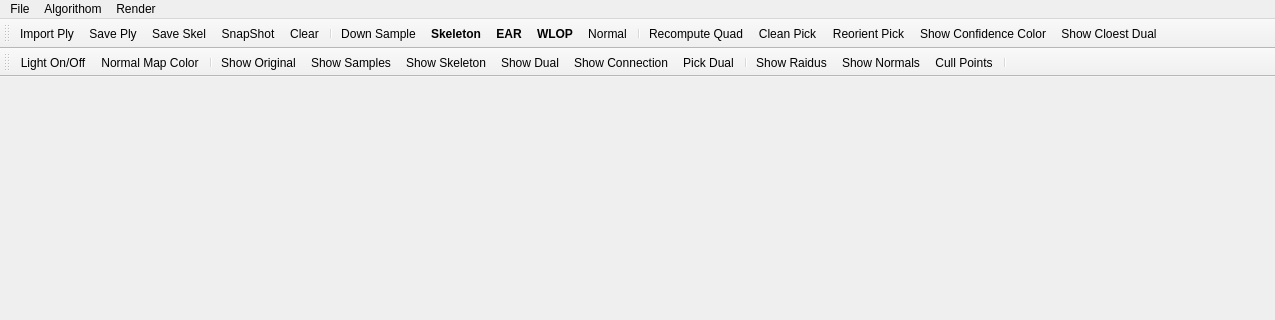
This is point-cloud-2015/mainwindow.ui in sunwaylive/Point-Cloud-Processing-2015 as Qt 5 draws it before an edit; both pictures show x 0 to 1275 and y 0 to 320 of the 1275 by 573 pixel window. The edited form follows.
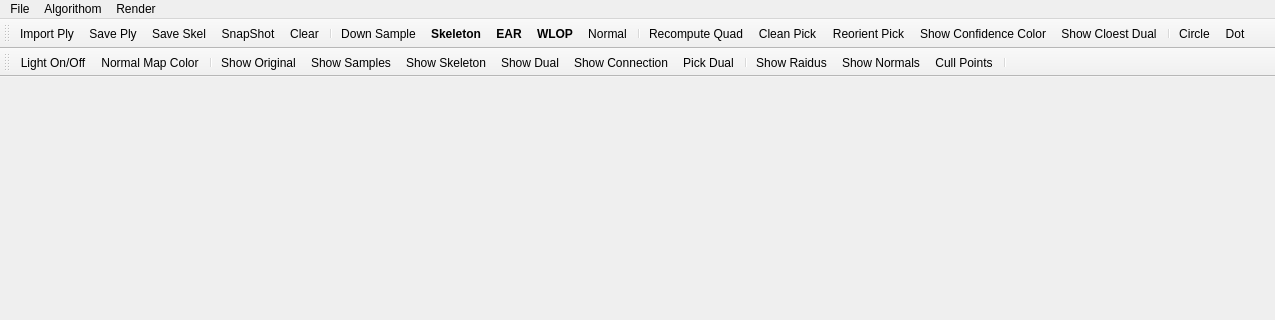
This is the edited form. Icons and pictures are not drawn.

The edit to the form file:
```diff
--- a/point-cloud-2015/mainwindow.ui
+++ b/point-cloud-2015/mainwindow.ui
@@ -237,6 +237,9 @@
    <addaction name="actionReorient_Pick"/>
    <addaction name="actionShow_Confidence_Color"/>
    <addaction name="actionShow_Cloest_Dual"/>
+   <addaction name="separator"/>
+   <addaction name="actionShow_Sample_Circle"/>
+   <addaction name="actionShow_Sample_Dot"/>
   </widget>
   <widget class="QStatusBar" name="statusBar"/>
   <widget class="QToolBar" name="toolBar">
```
